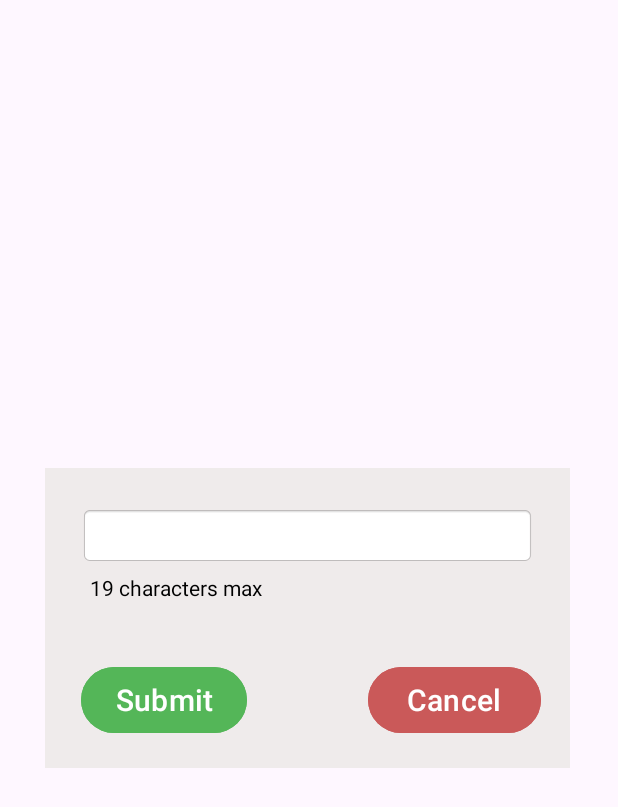
After one commit to shoss88/Workout-Tracker-Android-App, an Android app: the layout edit_routine_name_dialog.xml on its own in the app's theme, with its tools: preview values and no code run, on a phone screen of 412 x 824 dp. The commit adds this screen. Shown: the top 807 px of the screen. Run offline under Robolectric (Android 15) with nearby library versions, the phone set to English and light mode, and no system bars.

Commit message:
added dialog boxes for editing routines

```diff
--- /dev/null
+++ b/app/src/main/res/layout/edit_routine_name_dialog.xml
@@ -0,0 +1,91 @@
+<?xml version="1.0" encoding="utf-8"?>
+<androidx.constraintlayout.widget.ConstraintLayout xmlns:android="http://schemas.android.com/apk/res/android"
+    xmlns:app="http://schemas.android.com/apk/res-auto"
+    xmlns:tools="http://schemas.android.com/tools"
+    android:layout_width="match_parent"
+    android:layout_height="match_parent">
+
+    <RelativeLayout
+        android:id="@+id/editRNameDialog"
+        android:layout_width="350dp"
+        android:layout_height="200dp"
+        android:background="#EFEBEB"
+        app:layout_constraintBottom_toBottomOf="parent"
+        app:layout_constraintEnd_toEndOf="parent"
+        app:layout_constraintHorizontal_bias="0.488"
+        app:layout_constraintStart_toStartOf="parent"
+        app:layout_constraintTop_toTopOf="parent">
+
+        <EditText
+            android:id="@+id/editTextBox"
+            android:layout_width="wrap_content"
+            android:layout_height="wrap_content"
+            android:layout_alignParentStart="true"
+            android:layout_alignParentTop="true"
+            android:layout_alignParentEnd="true"
+            android:layout_marginStart="23dp"
+            android:layout_marginTop="25dp"
+            android:layout_marginEnd="23dp"
+            android:background="@android:drawable/editbox_background_normal"
+            android:ems="10"
+            android:inputType="text"
+            android:textColor="#000000"
+            android:textSize="20sp" />
+
+        <Button
+            android:id="@+id/ERSubmitButton"
+            android:layout_width="111dp"
+            android:layout_height="52dp"
+            android:layout_alignParentStart="true"
+            android:layout_alignParentEnd="true"
+            android:layout_alignParentBottom="true"
+            android:layout_marginStart="24dp"
+            android:layout_marginEnd="215dp"
+            android:layout_marginBottom="19dp"
+            android:backgroundTint="#54B658"
+            android:gravity="center"
+            android:paddingLeft="0dp"
+            android:paddingTop="0dp"
+            android:paddingRight="0dp"
+            android:paddingBottom="0dp"
+            android:text="Submit"
+            android:textColor="#FFFFFF"
+            android:textSize="20sp"
+            app:cornerRadius="30dp" />
+
+        <Button
+            android:id="@+id/ERCancelButton"
+            android:layout_width="111dp"
+            android:layout_height="52dp"
+            android:layout_alignParentStart="true"
+            android:layout_alignParentEnd="true"
+            android:layout_alignParentBottom="true"
+            android:layout_marginStart="215dp"
+            android:layout_marginEnd="19dp"
+            android:layout_marginBottom="19dp"
+            android:backgroundTint="#CA5959"
+            android:gravity="center"
+            android:paddingLeft="0dp"
+            android:paddingTop="0dp"
+            android:paddingRight="0dp"
+            android:paddingBottom="0dp"
+            android:text="Cancel"
+            android:textColor="#FFFFFF"
+            android:textSize="20sp"
+            app:cornerRadius="30dp" />
+
+        <TextView
+            android:id="@+id/submitInfo"
+            android:layout_width="290dp"
+            android:layout_height="wrap_content"
+            android:layout_alignParentStart="true"
+            android:layout_alignParentTop="true"
+            android:layout_alignParentEnd="true"
+            android:layout_marginStart="30dp"
+            android:layout_marginTop="70dp"
+            android:layout_marginEnd="30dp"
+            android:gravity="center|start"
+            android:text="19 characters max"
+            android:textColor="#000000" />
+    </RelativeLayout>
+</androidx.constraintlayout.widget.ConstraintLayout>
```
Also changed, not shown: app/src/main/java/com/example/workouttracker/MainActivity.java (+60 -7 lines), app/src/main/res/layout/general_box.xml (renamed from app/src/main/res/layout/routine_box.xml, +5 -6 lines), app/src/main/res/layout/sure_dialog.xml (added, +77 -0 lines).
